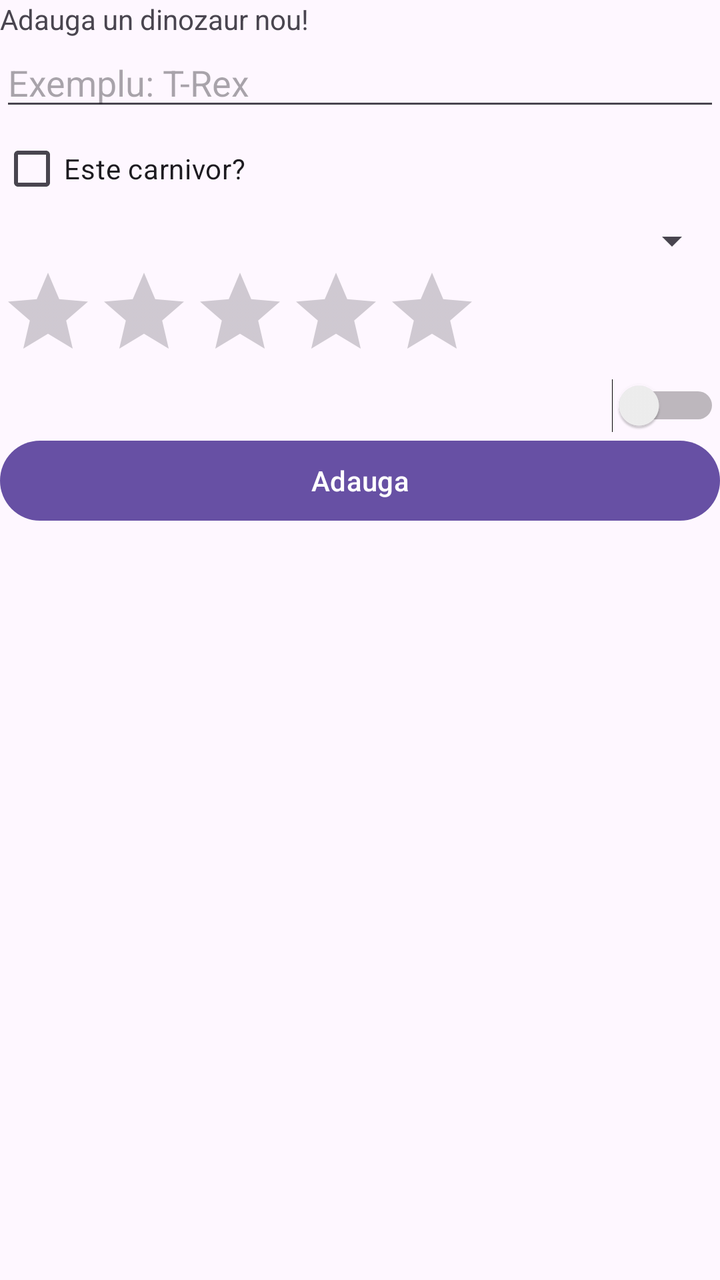
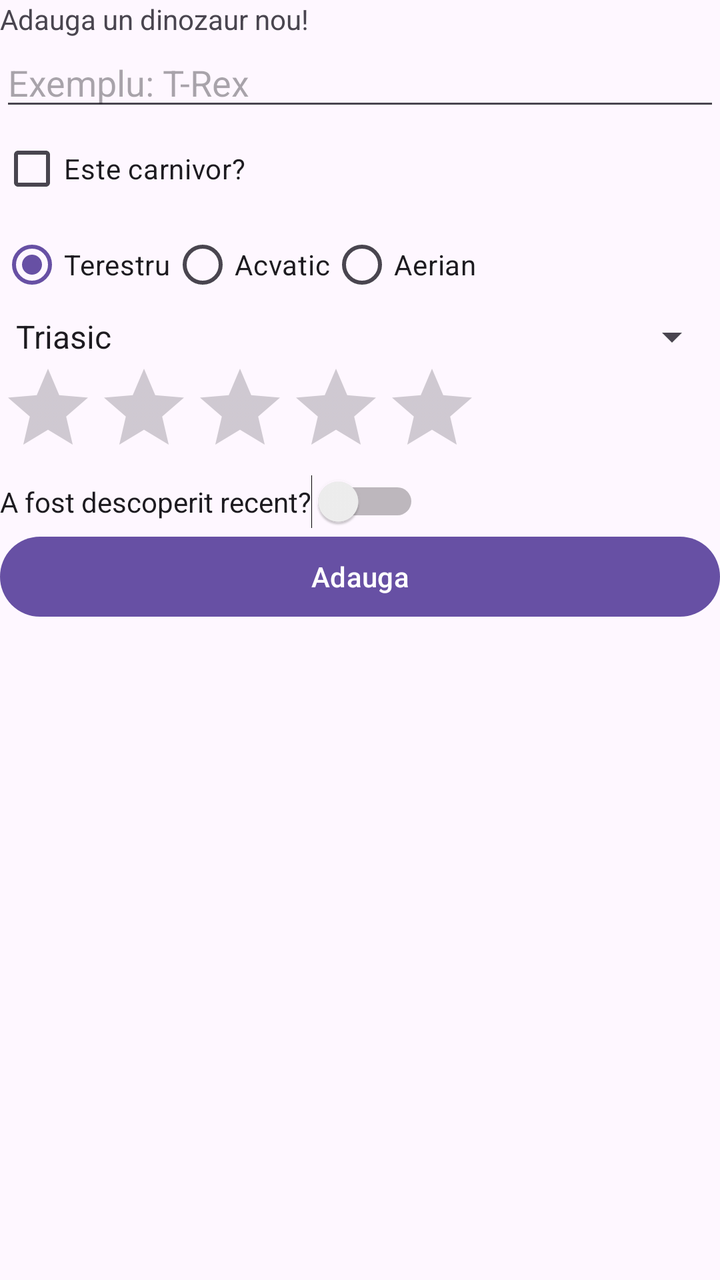

Before-and-after screenshots of an Android layout around one commit, followed by the original layout XML and the change that was made.
<!-- AndroidManifest.xml: application theme Theme.Chirita_Diana_ActivitateDAM2026 -->
<!-- res/layout/dinozaur.xml -->
<?xml version="1.0" encoding="utf-8"?>
<LinearLayout xmlns:android="http://schemas.android.com/apk/res/android"
    xmlns:app="http://schemas.android.com/apk/res-auto"
    xmlns:tools="http://schemas.android.com/tools"
    android:id="@+id/main"
    android:orientation="vertical"
    android:layout_width="match_parent"
    android:layout_height="match_parent"
    tools:context=".MainActivity">

    <TextView
        android:layout_width="wrap_content"
        android:layout_height="wrap_content"
        android:text="Adauga un dinozaur nou!"
        />

    <EditText
        android:layout_width="match_parent"
        android:layout_height="wrap_content"
        android:hint="@string/exemplu_t_rex"
        />

    <CheckBox
        android:layout_width="wrap_content"
        android:layout_height="wrap_content"
        android:text="@string/este_carnivor"

        />

    
    
    
    

    <Spinner
        android:layout_width="match_parent"
        android:layout_height="wrap_content"
        android:entries="spinner_dinozauri"
        />

    <RatingBar
        android:layout_width="wrap_content"
        android:layout_height="wrap_content"
        />

    <Switch
        android:layout_width="match_parent"
        android:layout_height="wrap_content"
        />

    <Button
        android:layout_width="match_parent"
        android:layout_height="wrap_content"
        android:text="@string/adauga"
        />

</LinearLayout>
<!-- resources referenced by this layout -->
<resources>
  <string name="adauga">Adauga</string>
  <string name="este_carnivor">Este carnivor?</string>
  <string name="exemplu_t_rex">Exemplu: T-Rex</string>
  <style name="Theme.Chirita_Diana_ActivitateDAM2026" parent="Base.Theme.Chirita_Diana_ActivitateDAM2026" />
  <style name="Base.Theme.Chirita_Diana_ActivitateDAM2026" parent="Theme.Material3.DayNight.NoActionBar">
          
          
      </style>
</resources>

<!-- the commit's change to res/layout/dinozaur.xml (unified diff, before → after) -->
@@ -15,40 +15,69 @@
         />
 
     <EditText
+        android:id="@+id/etNume"
         android:layout_width="match_parent"
         android:layout_height="wrap_content"
         android:hint="@string/exemplu_t_rex"
         />
 
     <CheckBox
+        android:id="@+id/cbCarnivor"
         android:layout_width="wrap_content"
         android:layout_height="wrap_content"
         android:text="@string/este_carnivor"
 
         />
 
-    
-    
-    
-    
+    <RadioGroup
+        android:id="@+id/rgHabitat"
+        android:layout_width="match_parent"
+        android:layout_height="wrap_content"
+        android:orientation="horizontal">
+        <RadioButton
+            android:id="@+id/rbTerestru"
+            android:layout_width="wrap_content"
+            android:layout_height="wrap_content"
+            android:text="@string/terestru"
+            android:checked="true"
+            />
+        <RadioButton
+            android:id="@+id/rbAcvatic"
+            android:layout_width="wrap_content"
+            android:layout_height="wrap_content"
+            android:text="@string/acvatic"
+            />
+        <RadioButton
+            android:id="@+id/rbAerian"
+            android:layout_width="wrap_content"
+            android:layout_height="wrap_content"
+            android:text="@string/aerian"
+            />
+        </RadioGroup>
+
 
     <Spinner
+        android:id="@+id/spPerioada"
         android:layout_width="match_parent"
         android:layout_height="wrap_content"
-        android:entries="spinner_dinozauri"
+        android:entries="@array/perioade_dinozauri"
         />
 
     <RatingBar
+        android:id="@+id/rbPericol"
         android:layout_width="wrap_content"
         android:layout_height="wrap_content"
         />
 
     <Switch
-        android:layout_width="match_parent"
+        android:id="@+id/swDescoperitRecent"
+        android:layout_width="wrap_content"
         android:layout_height="wrap_content"
+        android:text="@string/a_fost_descoperit_recent"
         />
 
     <Button
+        android:id="@+id/btnAdauga"
         android:layout_width="match_parent"
         android:layout_height="wrap_content"
         android:text="@string/adauga"
<!-- resource entries referenced after the edit -->
@@ -1,8 +1,17 @@
 <!-- resources referenced by this layout -->
 <resources>
+  <string-array name="perioade_dinozauri">
+          <item>Triasic</item>
+          <item>Jurasic</item>
+          <item>Cretacic</item>
+      </string-array>
+  <string name="a_fost_descoperit_recent">A fost descoperit recent?</string>
+  <string name="acvatic">Acvatic</string>
   <string name="adauga">Adauga</string>
+  <string name="aerian">Aerian</string>
   <string name="este_carnivor">Este carnivor?</string>
   <string name="exemplu_t_rex">Exemplu: T-Rex</string>
+  <string name="terestru">Terestru</string>
   <style name="Theme.Chirita_Diana_ActivitateDAM2026" parent="Base.Theme.Chirita_Diana_ActivitateDAM2026" />
   <style name="Base.Theme.Chirita_Diana_ActivitateDAM2026" parent="Theme.Material3.DayNight.NoActionBar">
           
